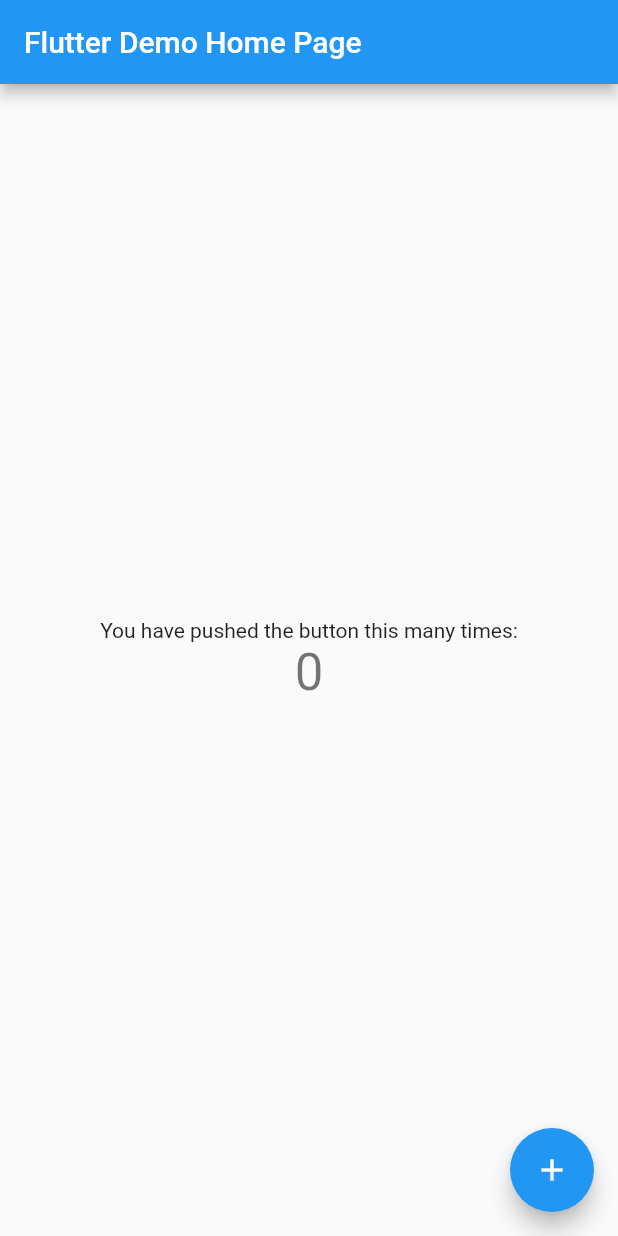
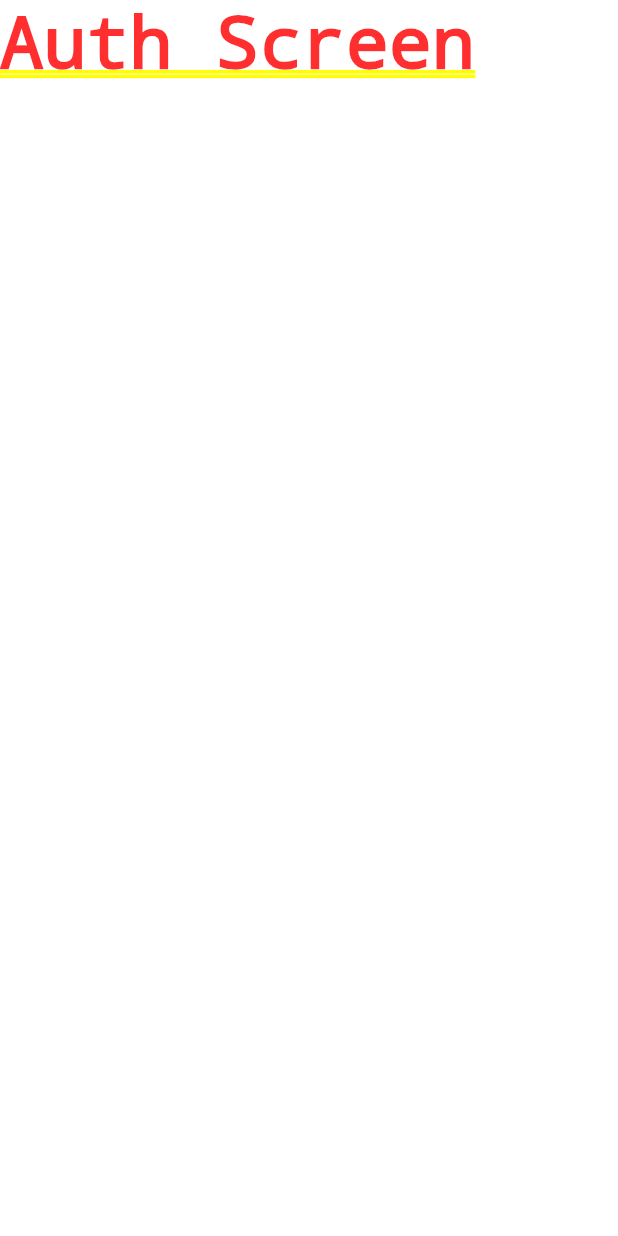
Before and after one commit to stack-finance/flutter_boilerplate, a Flutter app: the screen it shows after launch, on a phone screen of 412 x 824 dp. Run offline on Flutter 3.47's test engine with Material 2 defaults, Android fonts, the phone set to English and light mode, and no system bars.

Commit message:
chore: Routing and other directories added

```diff
--- a/lib/main.dart
+++ b/lib/main.dart
@@ -1,4 +1,7 @@
 import 'package:flutter/material.dart';
+
+import './routes.dart';
+import './screens/auth/auth_screen.dart';
 
 void main() => runApp(MyApp());
 
@@ -7,105 +10,13 @@ class MyApp extends StatelessWidget {
   @override
   Widget build(BuildContext context) {
     return MaterialApp(
+      debugShowCheckedModeBanner: false,
       title: 'Flutter Demo',
       theme: ThemeData(
-        // This is the theme of your application.
-        //
-        // Try running your application with "flutter run". You'll see the
-        // application has a blue toolbar. Then, without quitting the app, try
-        // changing the primarySwatch below to Colors.green and then invoke
-        // "hot reload" (press "r" in the console where you ran "flutter run",
-        // or simply save your changes to "hot reload" in a Flutter IDE).
-        // Notice that the counter didn't reset back to zero; the application
-        // is not restarted.
         primarySwatch: Colors.blue,
       ),
-      home: MyHomePage(title: 'Flutter Demo Home Page'),
+      routes: Routes.routes,
+      home: AuthScreen(),
     );
   }
 }
-
-class MyHomePage extends StatefulWidget {
-  MyHomePage({Key key, this.title}) : super(key: key);
-
-  // This widget is the home page of your application. It is stateful, meaning
-  // that it has a State object (defined below) that contains fields that affect
-  // how it looks.
-
-  // This class is the configuration for the state. It holds the values (in this
-  // case the title) provided by the parent (in this case the App widget) and
-  // used by the build method of the State. Fields in a Widget subclass are
-  // always marked "final".
-
-  final String title;
-
-  @override
-  _MyHomePageState createState() => _MyHomePageState();
-}
-
-class _MyHomePageState extends State<MyHomePage> {
-  int _counter = 0;
-
-  void _incrementCounter() {
-    setState(() {
-      // This call to setState tells the Flutter framework that something has
-      // changed in this State, which causes it to rerun the build method below
-      // so that the display can reflect the updated values. If we changed
-      // _counter without calling setState(), then the build method would not be
-      // called again, and so nothing would appear to happen.
-      _counter++;
-    });
-  }
-
-  @override
-  Widget build(BuildContext context) {
-    // This method is rerun every time setState is called, for instance as done
-    // by the _incrementCounter method above.
-    //
-    // The Flutter framework has been optimized to make rerunning build methods
-    // fast, so that you can just rebuild anything that needs updating rather
-    // than having to individually change instances of widgets.
-    return Scaffold(
-      appBar: AppBar(
-        // Here we take the value from the MyHomePage object that was created by
-        // the App.build method, and use it to set our appbar title.
-        title: Text(widget.title),
-      ),
-      body: Center(
-        // Center is a layout widget. It takes a single child and positions it
-        // in the middle of the parent.
-        child: Column(
-          // Column is also a layout widget. It takes a list of children and
-          // arranges them vertically. By default, it sizes itself to fit its
-          // children horizontally, and tries to be as tall as its parent.
-          //
-          // Invoke "debug painting" (press "p" in the console, choose the
-          // "Toggle Debug Paint" action from the Flutter Inspector in Android
-          // Studio, or the "Toggle Debug Paint" command in Visual Studio Code)
-          // to see the wireframe for each widget.
-          //
-          // Column has various properties to control how it sizes itself and
-          // how it positions its children. Here we use mainAxisAlignment to
-          // center the children vertically; the main axis here is the vertical
-          // axis because Columns are vertical (the cross axis would be
-          // horizontal).
-          mainAxisAlignment: MainAxisAlignment.center,
-          children: <Widget>[
-            Text(
-              'You have pushed the button this many times:',
-            ),
-            Text(
-              '$_counter',
-              style: Theme.of(context).textTheme.display1,
-            ),
-          ],
-        ),
-      ),
-      floatingActionButton: FloatingActionButton(
-        onPressed: _incrementCounter,
-        tooltip: 'Increment',
-        child: Icon(Icons.add),
-      ), // This trailing comma makes auto-formatting nicer for build methods.
-    );
-  }
-}
--- /dev/null
+++ b/lib/routes.dart
@@ -0,0 +1,10 @@
+import 'package:flutter/cupertino.dart';
+import './screens/auth/auth_screen.dart';
+
+class Routes {
+  Routes._();
+
+  static final routes = <String, WidgetBuilder> {
+    '/auth': (BuildContext ctx) => AuthScreen()
+  };
+}
--- /dev/null
+++ b/lib/screens/auth/auth_screen.dart
@@ -0,0 +1,10 @@
+import 'package:flutter/widgets.dart';
+
+class AuthScreen extends StatelessWidget {
+  @override
+  Widget build(BuildContext context) {
+    return Container(
+      child: Text('Auth Screen'),
+    );
+  }
+}
--- /dev/null
+++ b/lib/shared/styles/app_colors.dart
@@ -0,0 +1,3 @@
+class AppColors {
+  AppColors._();
+}
--- /dev/null
+++ b/lib/shared/styles/app_text.dart
@@ -0,0 +1,3 @@
+class AppText {
+  AppText._();
+}
--- /dev/null
+++ b/lib/shared/styles/app_theme.dart
@@ -0,0 +1,3 @@
+class AppTheme {
+  AppTheme._();
+}
```
Also changed, not shown: lib/shared/models/index.dart (added), lib/shared/widgets/index.dart (added).
